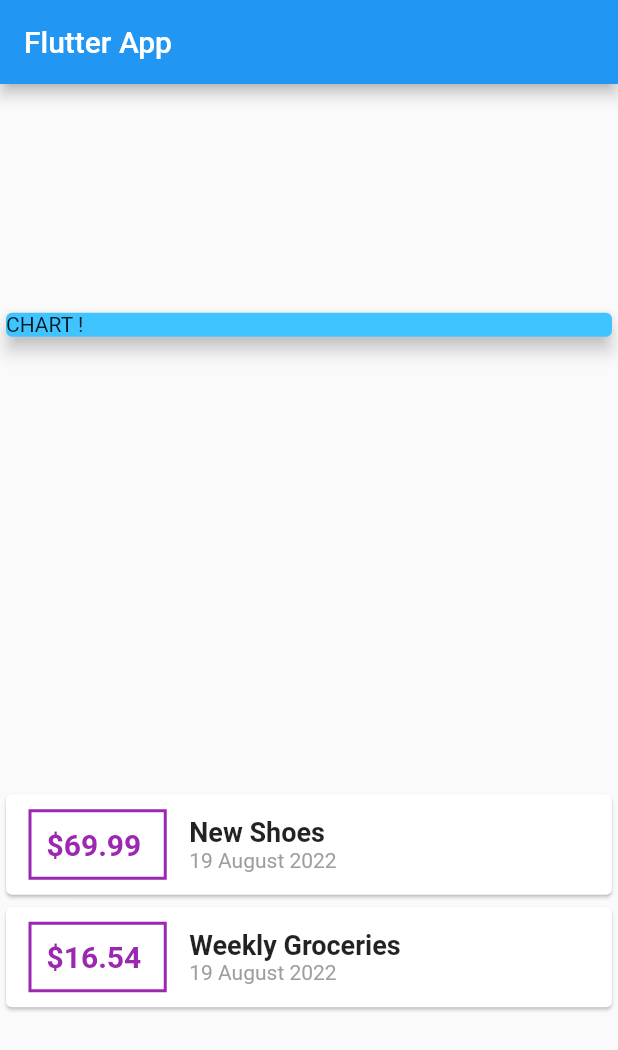
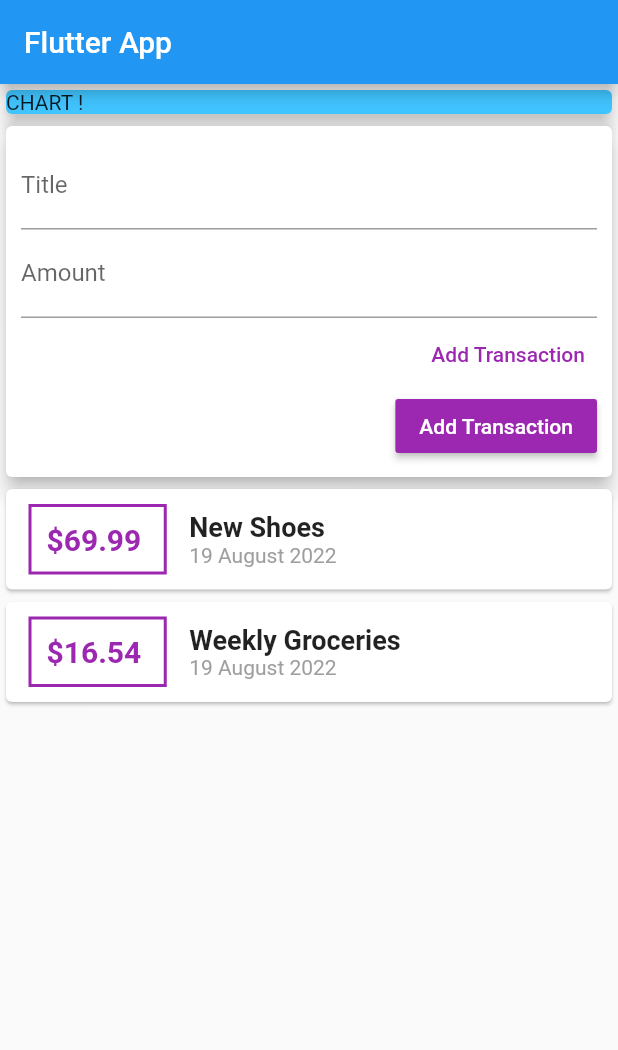
Before and after one commit to jesus-son-coder/flutter-udemy-en-majorian, a Flutter app: the screen it shows after launch, on a phone screen of 412 x 824 dp. Shown: the top 1050 px of the screen. Run offline on Flutter 3.47's test engine with Material 2 defaults, Android fonts, the phone set to English and light mode, and no system bars.

Commit message:
Section 4 - 85 : adding Text Input Widget

```diff
--- a/flutter_complete_guide/lib/main.dart
+++ b/flutter_complete_guide/lib/main.dart
@@ -27,7 +27,7 @@ class MyHomePage extends StatelessWidget {
         title: Text('Flutter App'),
       ),
       body: Column(
-        mainAxisAlignment: MainAxisAlignment.spaceAround,
+        mainAxisAlignment: MainAxisAlignment.start,
         crossAxisAlignment: CrossAxisAlignment.stretch,
         children: <Widget>[
           Container(
@@ -38,6 +38,32 @@ class MyHomePage extends StatelessWidget {
               elevation: 5,
             )
           ),
+
+          Card(
+            elevation: 5,
+            child: Container(
+              padding: EdgeInsets.all(10),
+              child: Column(
+                  crossAxisAlignment: CrossAxisAlignment.end,
+                  children: <Widget>[
+                    TextField(decoration: InputDecoration(labelText: 'Title'),),
+                    TextField(decoration: InputDecoration(labelText: 'Amount'),),
+                    TextButton (
+                      style: TextButton.styleFrom(primary: Colors.purple),
+                      child: Text('Add Transaction'),
+                      onPressed: () {},
+                    ),
+                    RaisedButton(
+                        color: Colors.purple,
+                        textColor: Colors.white,
+                        child: Text('Add Transaction'),
+                      onPressed:  () {},
+                    ),
+                  ]
+              ),
+            )
+          ),
+
           Column(
             children: transactions.map((tx) {
               return Card(
```
